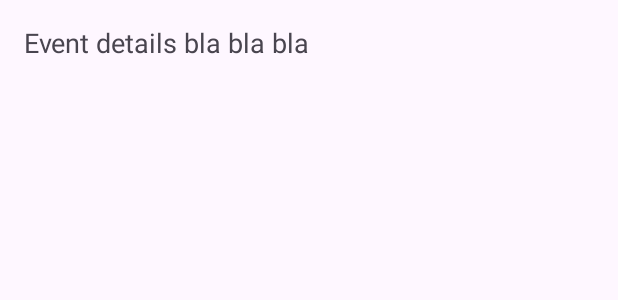
After one commit to wizard-cmput301/wizard-project, an Android app: the layout activity_eventdetails.xml on its own in the app's theme, with its tools: preview values and no code run, on a phone screen of 412 x 824 dp. The commit adds this screen. Shown: the top 300 px of the screen. Run offline under Robolectric (Android 15) with nearby library versions, the light colour scheme and no system bars.

Commit message:
Changed the QRScanner and Event classes built some xml files for them as well

```diff
--- a/code/app/build.gradle.kts
+++ b/code/app/build.gradle.kts
@@ -39,6 +39,8 @@ dependencies {
     implementation(platform("com.google.firebase:firebase-bom:33.5.1"))
     implementation("com.google.firebase:firebase-firestore")
 
+    implementation("com.journeyapps:zxing-android-embedded:4.3.0")
+
 
     implementation(libs.appcompat)
     implementation(libs.material)
--- a/code/app/src/main/java/com/example/wizard_project/MainActivity.java
+++ b/code/app/src/main/java/com/example/wizard_project/MainActivity.java
@@ -1,5 +1,6 @@
 package com.example.wizard_project;
 
+import android.content.Intent;
 import android.os.Bundle;
 
 import com.google.firebase.firestore.CollectionReference;
@@ -50,7 +51,8 @@ public class MainActivity extends AppCompatActivity {
         enterEventButton.setOnClickListener(new View.OnClickListener() {
             @Override
             public void onClick(View v) {
-
+                Intent intent = new Intent(MainActivity.this, QRScanner.class);
+                startActivity(intent);
             }
         });
 
--- a/code/app/src/main/java/com/example/wizard_project/QRCode.java
+++ /dev/null
@@ -1,4 +0,0 @@
-package com.example.wizard_project;
-
-public class QRCode {
-}
--- /dev/null
+++ b/code/app/src/main/res/layout/activity_eventdetails.xml
@@ -0,0 +1,14 @@
+<?xml version="1.0" encoding="utf-8"?>
+<LinearLayout xmlns:android="http://schemas.android.com/apk/res/android"
+    android:layout_width="match_parent"
+    android:layout_height="match_parent"
+    android:orientation="vertical"
+    android:padding="16dp">
+
+    <TextView
+        android:id="@+id/eventDetailTextView"
+        android:layout_width="wrap_content"
+        android:layout_height="wrap_content"
+        android:text="Event details bla bla bla"
+        android:textSize="18sp" />
+</LinearLayout>
```
Also changed, not shown: code/app/src/main/java/com/example/wizard_project/Event.java (+20 -1 lines), code/app/src/main/java/com/example/wizard_project/QRScanner.java (+40 -1 lines), code/app/src/main/res/layout/activity_qrscanner.xml (added, +7 -0 lines), code/build.gradle.kts (line endings or trailing spaces).
